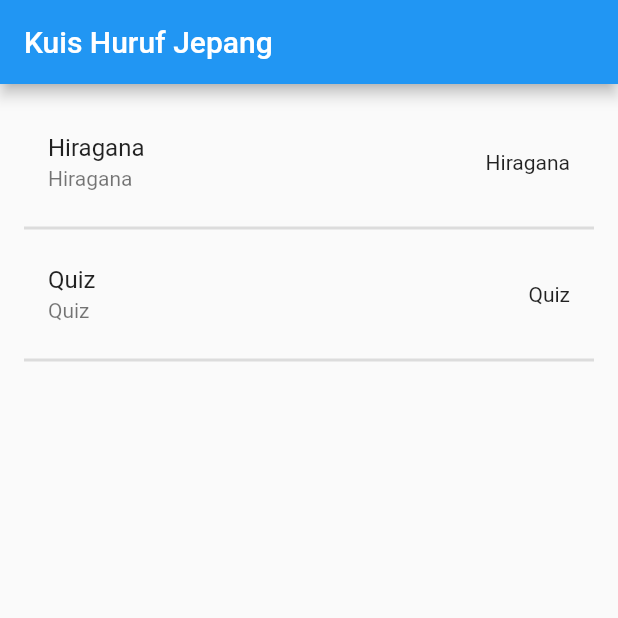
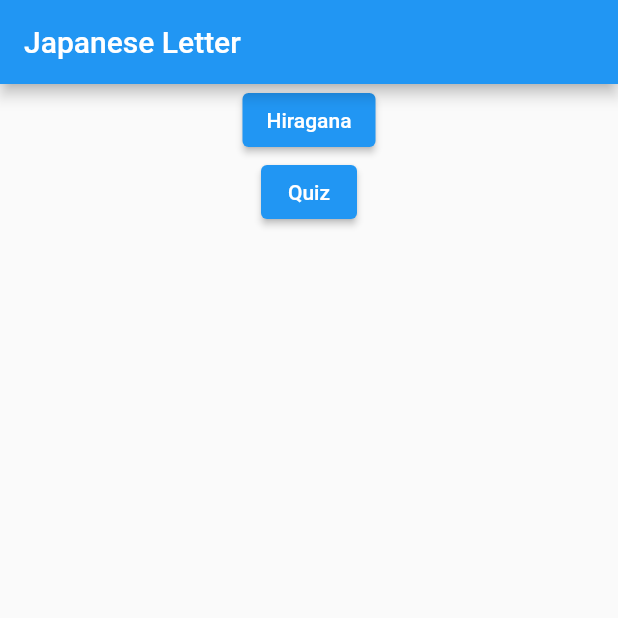
Before and after one commit to andrapratama/japanese-letter-quiz, a Flutter app: the screen it shows after launch, on a phone screen of 412 x 824 dp, the top half of it. Run offline on Flutter 3.47's test engine with Material 2 defaults, Android fonts, the phone set to English and light mode, and no system bars; missing offline and left inert: kana_kit.

Commit message:
fixing menu

```diff
--- a/lib/my_app.dart
+++ b/lib/my_app.dart
@@ -1,77 +1,38 @@
 import 'package:flutter/material.dart';
-import 'package:japaneseletterquiz/compare_provider.dart';
-import 'package:japaneseletterquiz/quiz.dart';
-import 'package:provider/provider.dart';
+import 'package:japaneseletterquiz/quiz_screen.dart';
+import 'package:japaneseletterquiz/second_route.dart';
 
-class MyApp extends StatefulWidget {
+class MyApp extends StatelessWidget {
   const MyApp({super.key});
 
   @override
-  State<MyApp> createState() => _MyAppState();
-}
-
-class _MyAppState extends State<MyApp> {
-  final romajiController = TextEditingController();
-  final hiraganaContr = TextEditingController();
-  String result = '';
-  String resultGuess = '';
-
-  @override
-  void initState() {
-    super.initState();
-  }
-
-  @override
-  void dispose() {
-    // Clean up the controller when the widget is removed from the
-    // widget tree.
-    super.dispose();
-  }
-
-  @override
   Widget build(BuildContext context) {
-    return MaterialApp(
-      debugShowCheckedModeBanner: false,
-      title: 'Kuis Huruf Jepang',
-      theme: ThemeData(
-        primarySwatch: Colors.blue,
-      ),
-      home: ChangeNotifierProvider<CompareProvider>(
-        create: (_) => CompareProvider(),
-        child: Scaffold(
-          resizeToAvoidBottomInset: false,
+    return Scaffold(
       appBar: AppBar(
-            title: const Text('Kuis Huruf Jepang'),
+        title: const Text('Japanese Letter'),
       ),
       body: Center(
-            child: Padding(
-              padding: const EdgeInsets.all(16.0),
         child: Column(
           children: [
-                  const ListTile(
-                    title: Text('Hiragana'),
-                    subtitle: Text('Hiragana'),
-                    trailing: Text('Hiragana'),
-                  ),
-                  const Divider(thickness: 2),
-                  ListTile(
-                    onTap: () {
+            ElevatedButton(
+              child: const Text('Hiragana'),
+              onPressed: () {
                 Navigator.push(
                   context,
-                        MaterialPageRoute(
-                          builder: (context) => const Quiz(),
-                        ),
+                  MaterialPageRoute(builder: (context) => const SecondRoute()),
                 );
               },
-                    title: const Text('Quiz'),
-                    subtitle: const Text('Quiz'),
-                    trailing: const Text('Quiz'),
             ),
-                  const Divider(thickness: 2),
+            ElevatedButton(
+              child: const Text('Quiz'),
+              onPressed: () {
+                Navigator.push(
+                  context,
+                  MaterialPageRoute(builder: (context) => QuizScreen()),
+                );
+              },
+            ),
           ],
-              ),
-            ),
-          ),
         ),
       ),
     );
```
Also changed, not shown: lib/main.dart (+6 -1 lines), lib/quiz.dart (deleted, +0 -95 lines), lib/quiz_screen.dart (added, +75 -0 lines), lib/second_route.dart (added, +22 -0 lines). Lines whose indentation alone changed are shown as unchanged.
